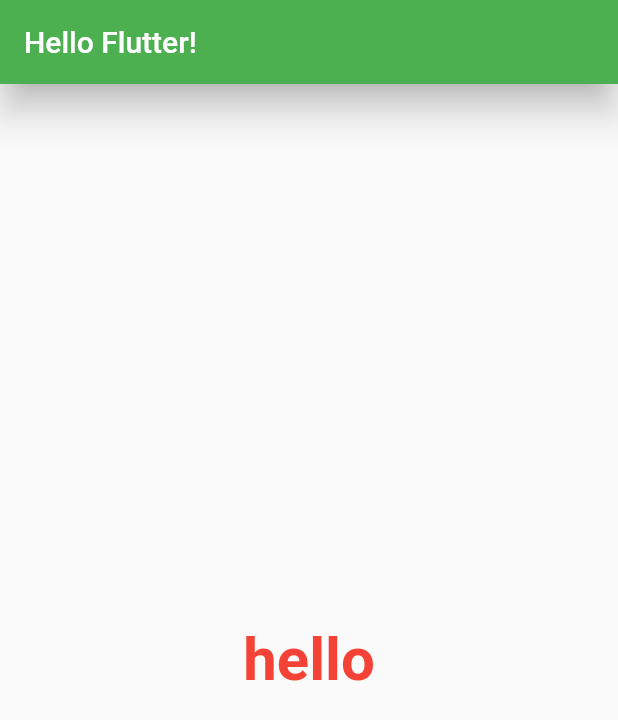
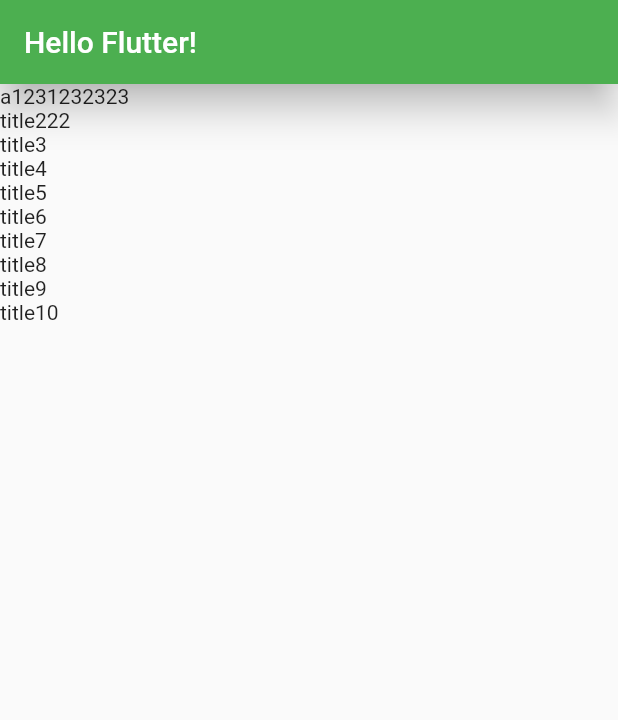
Before and after one commit to ZQH123196/basic, a Flutter app: the screen it shows after launch, on a phone screen of 412 x 824 dp. Shown: the top 720 px of the screen. Run offline on Flutter 3.47's test engine with Material 2 defaults, Android fonts, the phone set to English and light mode, and no system bars.

Commit message:
futter  列表

```diff
--- a/flutter/hello_world/lib/main.dart
+++ b/flutter/hello_world/lib/main.dart
@@ -1,4 +1,5 @@
 import 'package:flutter/material.dart';
+import 'model/post.dart';
 
 main() => runApp(APP());
 
@@ -7,19 +8,36 @@
   Widget build(BuildContext context) {
     // TODO: implement build
     return MaterialApp(
-      home: Scaffold(
-        appBar: AppBar(
-          title: Text('Hello Flutter!'),
-          elevation: 10, // 阴影
-        ),
-        body: Hello(),
-      ),
+      home: Home(),
       theme: ThemeData(
         primaryColor: Colors.green,
       ),
     );
   }
 }
+
+class Home extends StatelessWidget {
+  Widget _listItemBuilder(BuildContext context, int index) {
+    return Text(posts[index].title);
+  }
+
+  @override
+  Widget build(BuildContext context) {
+    // TODO: implement build
+    return Scaffold(
+        appBar: AppBar(
+          title: Text('Hello Flutter!'),
+          elevation: 10, // 阴影
+        ),
+        // body: Hello(),
+        body: ListView.builder(
+          itemCount: posts.length,
+          itemBuilder: _listItemBuilder,
+        ),
+      );
+  }
+}
+
 
 class Hello extends StatelessWidget {
   @override
--- /dev/null
+++ b/flutter/hello_world/lib/model/post.dart
@@ -0,0 +1,78 @@
+class Post{
+  Post({
+    this.title,
+    this.author,
+    this.imageUrl,
+    this.desc,
+  });
+
+  final String title;
+  final String author;
+  final String imageUrl;
+  final String desc;
+
+  bool selected = false;
+}
+
+final List<Post> posts = [
+  Post(
+    title: 'a1231232323',
+    author: 'author1',
+    desc: 'The Dart SDK has the libraries and command-line tools that you need to develop Dart web, command-line, and server apps. If you’re developing only mobile apps, then you don’t need the Dart SDK; just install Flutter.',
+    imageUrl: 'https://ss0.bdstatic.com/70cFvHSh_Q1YnxGkpoWK1HF6hhy/it/u=1888269904,626529998&fm=26&gp=0.jpg'
+  ),
+  Post(
+    title: 'title222',
+    author: 'author2',
+    desc: 'The Dart SDK has the libraries and command-line tools that you need to develop Dart web, command-line, and server apps. If you’re developing only mobile apps, then you don’t need the Dart SDK; just install Flutter.',
+    imageUrl: 'https://ss0.bdstatic.com/70cFuHSh_Q1YnxGkpoWK1HF6hhy/it/u=2523632251,3308731951&fm=26&gp=0.jpg'
+  ),
+  Post(
+    title: 'title3',
+    author: 'author3',
+    desc: 'The Dart SDK has the libraries and command-line tools that you need to develop Dart web, command-line, and server apps. If you’re developing only mobile apps, then you don’t need the Dart SDK; just install Flutter.',
+    imageUrl: 'https://ss1.bdstatic.com/70cFuXSh_Q1YnxGkpoWK1HF6hhy/it/u=4249891205,182947444&fm=26&gp=0.jpg'
+  ),
+  Post(
+    title: 'title4',
+    author: 'author4',
+    desc: 'The Dart SDK has the libraries and command-line tools that you need to develop Dart web, command-line, and server apps. If you’re developing only mobile apps, then you don’t need the Dart SDK; just install Flutter.',
+    imageUrl: 'https://ss0.bdstatic.com/70cFvHSh_Q1YnxGkpoWK1HF6hhy/it/u=1145358556,2296331168&fm=11&gp=0.jpg'
+  ),
+  Post(
+    title: 'title5',
+    author: 'author5',
+    desc: 'The Dart SDK has the libraries and command-line tools that you need to develop Dart web, command-line, and server apps. If you’re developing only mobile apps, then you don’t need the Dart SDK; just install Flutter.',
+    imageUrl: 'https://ss0.bdstatic.com/70cFuHSh_Q1YnxGkpoWK1HF6hhy/it/u=2995439732,3611197068&fm=26&gp=0.jpg'
+  ),
+  Post(
+    title: 'title6',
+    author: 'author6',
+    desc: 'The Dart SDK has the libraries and command-line tools that you need to develop Dart web, command-line, and server apps. If you’re developing only mobile apps, then you don’t need the Dart SDK; just install Flutter.',
+    imageUrl: 'https://ss2.bdstatic.com/70cFvnSh_Q1YnxGkpoWK1HF6hhy/it/u=3445071201,79888223&fm=15&gp=0.jpg'
+  ),
+  Post(
+    title: 'title7',
+    author: 'author7',
+    desc: 'The Dart SDK has the libraries and command-line tools that you need to develop Dart web, command-line, and server apps. If you’re developing only mobile apps, then you don’t need the Dart SDK; just install Flutter.',
+    imageUrl: 'https://ss1.bdstatic.com/70cFuXSh_Q1YnxGkpoWK1HF6hhy/it/u=3710008530,949771983&fm=26&gp=0.jpg'
+  ),
+  Post(
+    title: 'title8',
+    author: 'author8',
+    desc: 'The Dart SDK has the libraries and command-line tools that you need to develop Dart web, command-line, and server apps. If you’re developing only mobile apps, then you don’t need the Dart SDK; just install Flutter.',
+    imageUrl: 'https://ss3.bdstatic.com/70cFv8Sh_Q1YnxGkpoWK1HF6hhy/it/u=736396831,915265100&fm=11&gp=0.jpg'
+  ),
+  Post(
+    title: 'title9',
+    author: 'author9',
+    desc: 'The Dart SDK has the libraries and command-line tools that you need to develop Dart web, command-line, and server apps. If you’re developing only mobile apps, then you don’t need the Dart SDK; just install Flutter.',
+    imageUrl: 'https://ss1.bdstatic.com/70cFuXSh_Q1YnxGkpoWK1HF6hhy/it/u=148879091,457644012&fm=26&gp=0.jpg'
+  ),
+  Post(
+    title: 'title10',
+    author: 'author10',
+    desc: 'The Dart SDK has the libraries and command-line tools that you need to develop Dart web, command-line, and server apps. If you’re developing only mobile apps, then you don’t need the Dart SDK; just install Flutter.',
+    imageUrl: 'https://ss0.bdstatic.com/70cFuHSh_Q1YnxGkpoWK1HF6hhy/it/u=3616320355,41992425&fm=26&gp=0.jpg'
+  ),
+];
```
